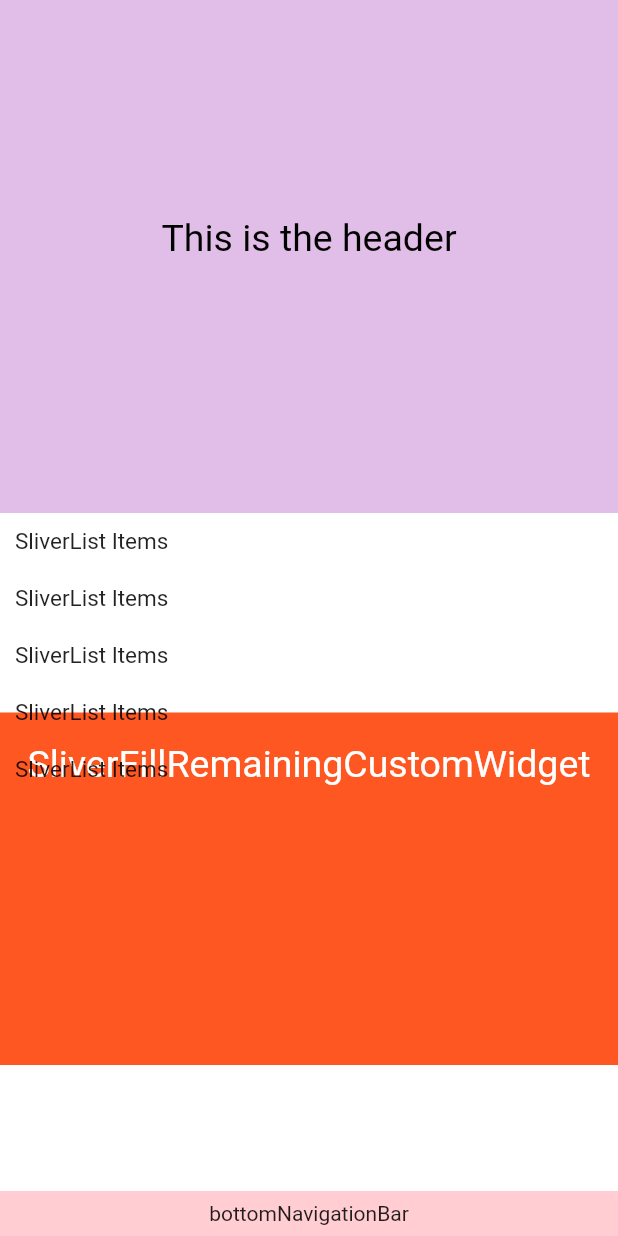
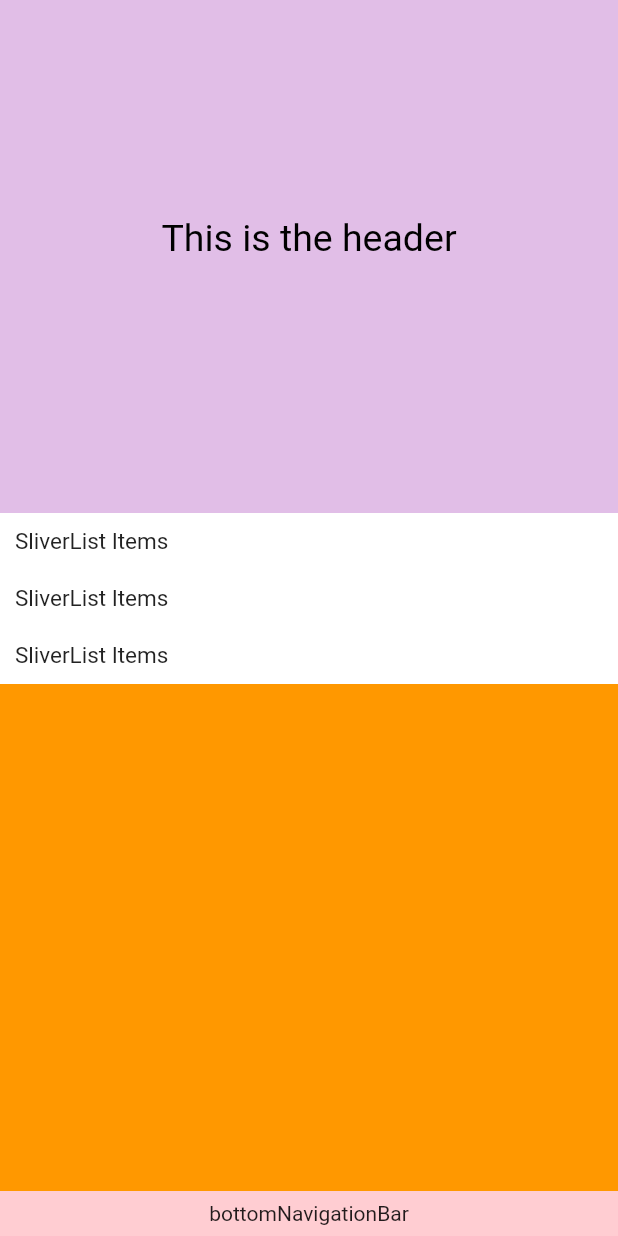
Before and after one commit to jseminck/multisliver-example-app, a Flutter app: the screen it shows after launch, on a phone screen of 412 x 824 dp. Run offline on Flutter 3.47's test engine with Material 2 defaults, Android fonts, the phone set to English and light mode, and no system bars; our stand-ins replace sliver_tools.

Commit message:
Remove MultiSliver, use GlobalKey approach

```diff
--- a/lib/main.dart
+++ b/lib/main.dart
@@ -30,6 +30,7 @@ class MyHomePage extends StatefulWidget {
 
 class _MyHomePageState extends State<MyHomePage> {
   final _scrollController = ScrollController();
+  GlobalKey sliverListKey = GlobalKey();
 
   @override
   Widget build(BuildContext context) {
@@ -48,8 +49,6 @@ class _MyHomePageState extends State<MyHomePage> {
         physics: BouncingScrollPhysics(),
         slivers: [
           Header(),
-          MultiSliver(
-            children: [
           c.CupertinoSliverRefreshControl(
             refreshTriggerPullDistance: 100,
             onRefresh: () async {
@@ -57,6 +56,7 @@ class _MyHomePageState extends State<MyHomePage> {
             },
           ),
           SliverList(
+            key: sliverListKey,
             delegate: SliverChildBuilderDelegate(
               (context, index) {
                 return Padding(
@@ -69,7 +69,7 @@ class _MyHomePageState extends State<MyHomePage> {
                   ),
                 );
               },
-                  childCount: 5,
+              childCount: 3,
             ),
           ),
           SliverPadding(
@@ -79,20 +79,9 @@ class _MyHomePageState extends State<MyHomePage> {
           ),
           SliverFillRemainingCustomWidget(
             offset: Header.collapsedHeight + MediaQuery.of(context).padding.top,
-                child: Container(
-                  color: Colors.deepOrange,
-                  child: Padding(
-                    padding: EdgeInsets.only(top: 20),
-                    child: Text(
-                      "SliverFillRemainingCustomWidget",
-                      style: TextStyle(color: Colors.white, fontSize: 25),
-                      textAlign: TextAlign.center,
+            sliverListKey: sliverListKey,
+            child: Container(color: Colors.orange),
           ),
-                  ),
-                ),
-              ),
-            ],
-          )
         ],
       ),
     );
```
Also changed, not shown: lib/sliver_fill_remaining_custom.dart (+17 -6 lines). Lines whose indentation alone changed are shown as unchanged.
